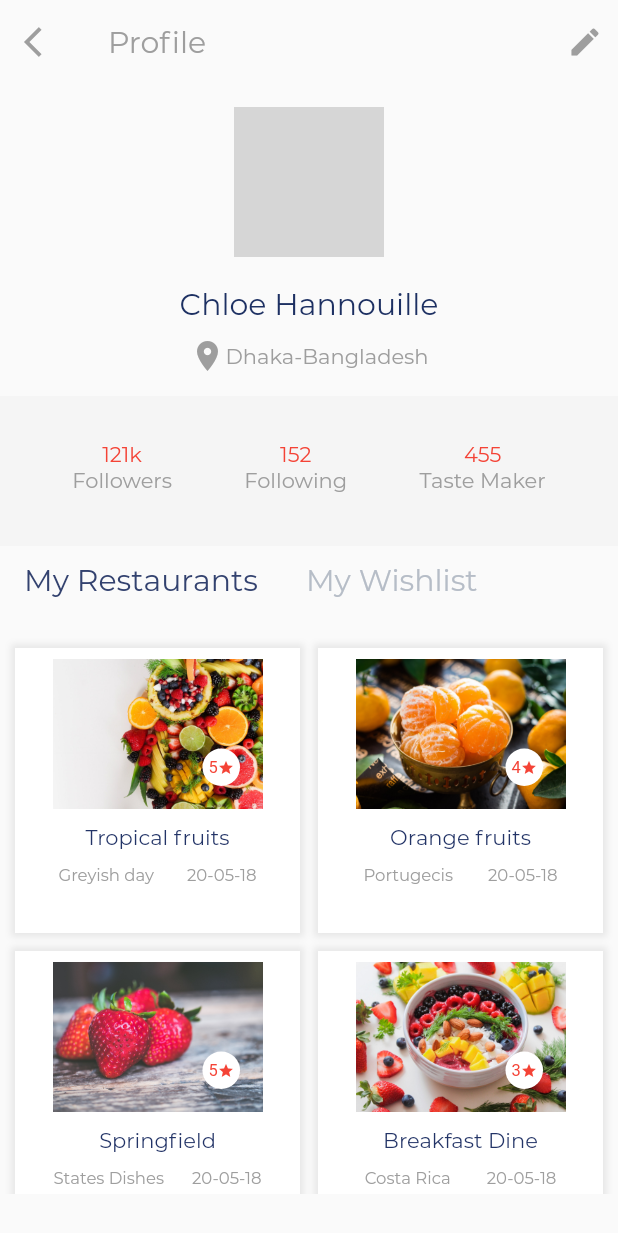
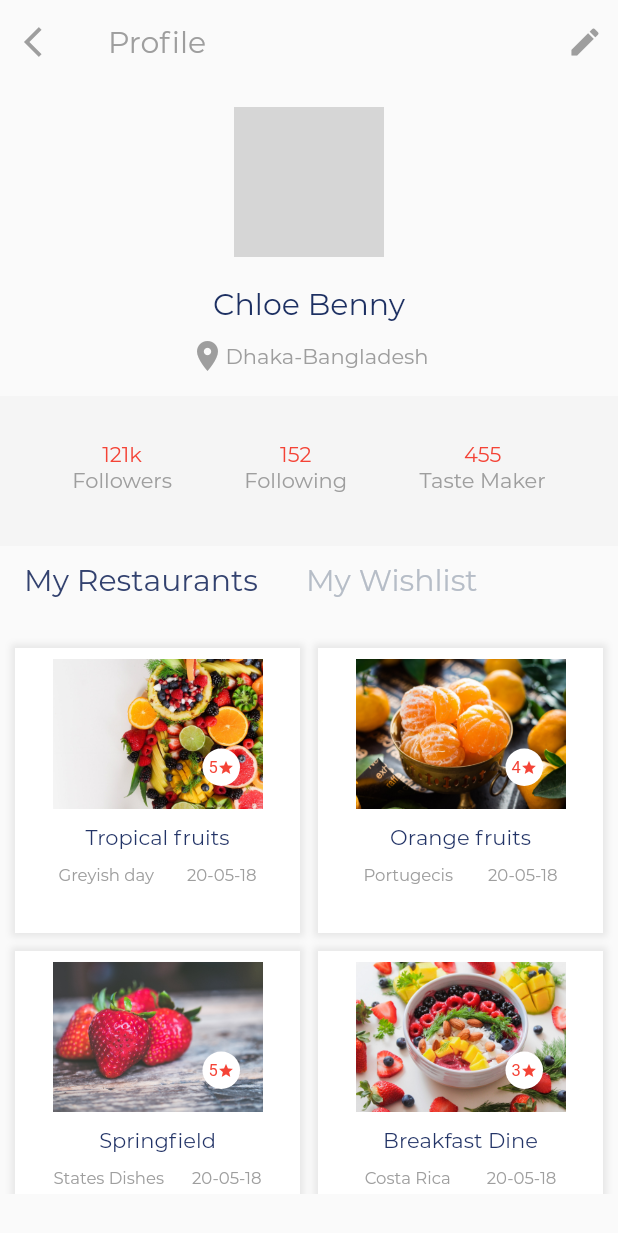
Before and after one commit to Edivri/restrev, a Flutter app: the screen it shows after launch, on a phone screen of 412 x 824 dp. Shown: the top 1233 px of the screen. Run offline on Flutter 3.47's test engine with Material 2 defaults, Android fonts, the phone set to English and light mode, and no system bars; project files that could hold a hidden picture were left out; grey boxes are pictures that could not be loaded.

Commit message:
Second Commit

```diff
--- a/lib/main.dart
+++ b/lib/main.dart
@@ -95,7 +95,7 @@ class _MyHomePageState extends State<MyHomePage>
             children: <Widget>[
               SizedBox(height: 20.0),
               Text(
-                'Chloe Hannouille',
+                'Chloe Benny',
                 style: TextStyle(
                     fontFamily: 'Montserrat',
                     fontSize: 20.0,
```
Also changed, not shown: 4 other files.
